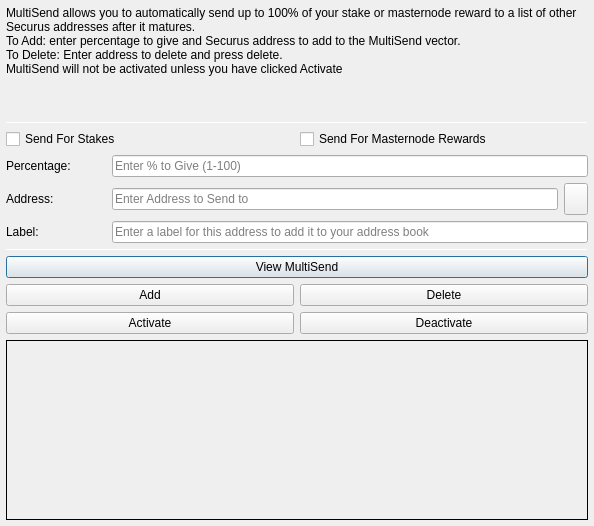
Qt form src/qt/forms/multisenddialog.ui (ortchi42/xsecurus) before a commit.
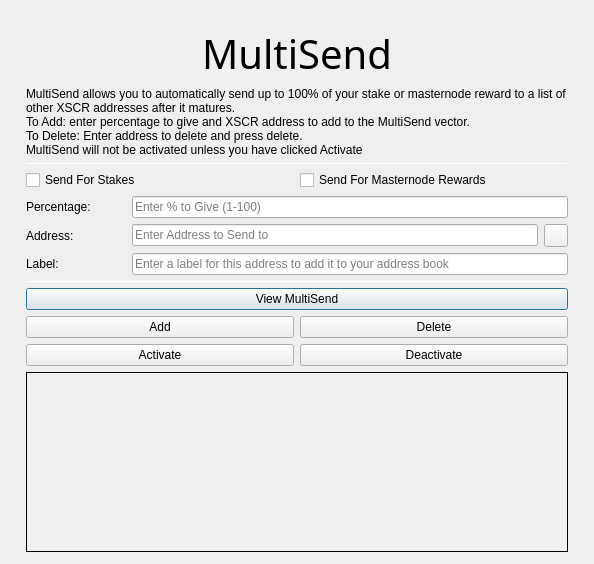
The same form after that commit. Icons and pictures are not drawn.

The edit to the form file:
```diff
--- a/src/qt/forms/multisenddialog.ui
+++ b/src/qt/forms/multisenddialog.ui
@@ -30,15 +30,45 @@
     <number>6</number>
    </property>
    <item>
-    <layout class="QVBoxLayout" name="verticalLayout_Main" stretch="1,1,1,0,1,1,1">
+    <layout class="QVBoxLayout" name="verticalLayout_Main" stretch="0,1,1,1,0,1,1,1">
+     <property name="leftMargin">
+      <number>20</number>
+     </property>
+     <property name="topMargin">
+      <number>20</number>
+     </property>
+     <property name="rightMargin">
+      <number>20</number>
+     </property>
+     <property name="bottomMargin">
+      <number>20</number>
+     </property>
+     <item>
+      <widget class="QLabel" name="multiSendHeader">
+       <property name="font">
+        <font>
+         <family>Hind</family>
+         <pointsize>30</pointsize>
+         <weight>50</weight>
+         <bold>false</bold>
+        </font>
+       </property>
+       <property name="text">
+        <string>MultiSend</string>
+       </property>
+       <property name="alignment">
+        <set>Qt::AlignCenter</set>
+       </property>
+      </widget>
+     </item>
      <item>
       <widget class="QLabel" name="label_2">
        <property name="lineWidth">
         <number>1</number>
        </property>
        <property name="text">
-        <string>MultiSend allows you to automatically send up to 100% of your stake or masternode reward to a list of other Securus addresses after it matures.
-To Add: enter percentage to give and Securus address to add to the MultiSend vector.
+        <string>MultiSend allows you to automatically send up to 100% of your stake or masternode reward to a list of other XSCR addresses after it matures.
+To Add: enter percentage to give and XSCR address to add to the MultiSend vector.
 To Delete: Enter address to delete and press delete.
 MultiSend will not be activated unless you have clicked Activate</string>
        </property>
```
Left out of the diff: 4 changed lines with no effect on the pictures.
